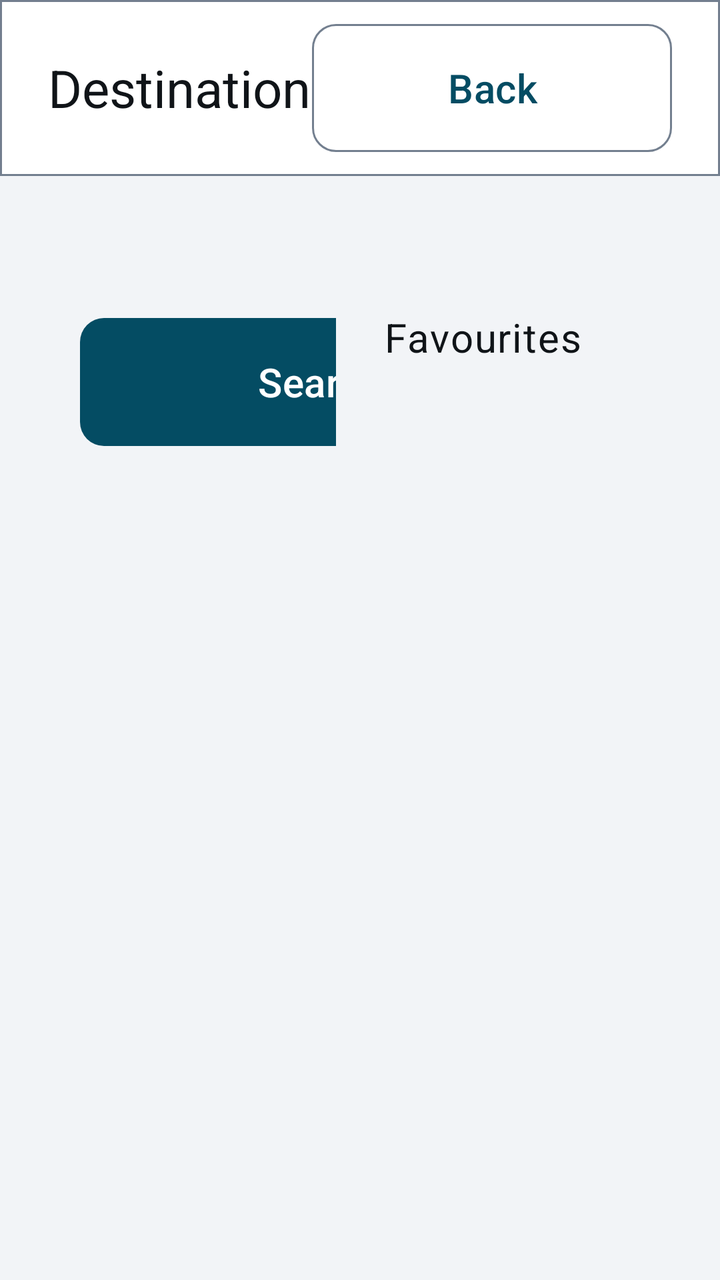
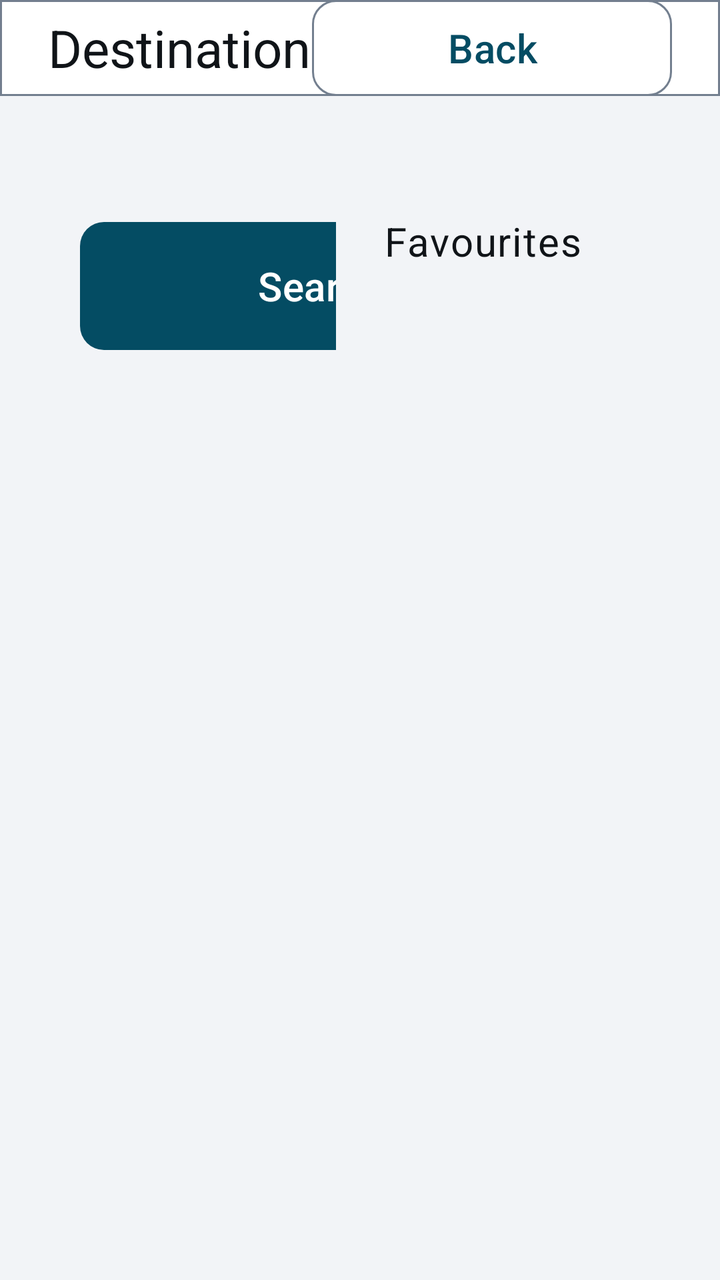

Two renders of the same Android screen: before a commit and after it. Below are the layout's source before the change and the commit's diff.
<!-- AndroidManifest.xml: application theme Theme.EVChargePilot -->
<!-- res/layout/activity_destination.xml -->
<?xml version="1.0" encoding="utf-8"?>
<LinearLayout xmlns:android="http://schemas.android.com/apk/res/android"
    xmlns:app="http://schemas.android.com/apk/res-auto"
    android:layout_width="match_parent"
    android:layout_height="match_parent"
    android:orientation="vertical">

    <LinearLayout
        android:layout_width="match_parent"
        android:layout_height="88dp"
        android:background="@drawable/bg_topbar"
        android:gravity="center_vertical"
        android:orientation="horizontal"
        android:paddingStart="@dimen/spacing_lg"
        android:paddingEnd="@dimen/spacing_lg">

        <TextView
            android:layout_width="0dp"
            android:layout_height="wrap_content"
            android:layout_weight="1"
            android:text="@string/destination_title"
            android:textAppearance="@style/Text.EV.Title" />

        <com.google.android.material.button.MaterialButton
            android:id="@+id/backAction"
            style="@style/Widget.EV.Button.Outlined"
            android:layout_width="180dp"
            android:layout_height="@dimen/touch_target"
            android:text="@string/action_back" />
    </LinearLayout>

    <TextView
        android:id="@+id/destinationStatus"
        android:layout_width="match_parent"
        android:layout_height="wrap_content"
        android:accessibilityLiveRegion="polite"
        android:paddingStart="@dimen/spacing_lg"
        android:paddingTop="@dimen/spacing_md"
        android:paddingEnd="@dimen/spacing_lg"
        android:textAppearance="@style/Text.EV.Body" />

    <LinearLayout
        android:layout_width="match_parent"
        android:layout_height="0dp"
        android:layout_weight="1"
        android:orientation="horizontal"
        android:padding="@dimen/spacing_lg">

        
        <LinearLayout
            android:layout_width="0dp"
            android:layout_height="match_parent"
            android:layout_weight="1"
            android:orientation="vertical">

            <LinearLayout
                android:layout_width="match_parent"
                android:layout_height="wrap_content"
                android:orientation="horizontal">

                <com.google.android.material.textfield.TextInputLayout
                    android:id="@+id/destinationLayout"
                    style="@style/Widget.Material3.TextInputLayout.OutlinedBox"
                    android:layout_width="0dp"
                    android:layout_height="wrap_content"
                    android:layout_weight="1"
                    android:hint="@string/charge_stop_hint_destination"
                    app:helperText="@string/charge_stop_helper_destination"
                    app:helperTextTextAppearance="@style/Text.EV.Secondary">

                    <com.google.android.material.textfield.TextInputEditText
                        android:id="@+id/destinationInput"
                        android:layout_width="match_parent"
                        android:layout_height="wrap_content"
                        android:imeOptions="actionSearch"
                        android:inputType="text"
                        android:singleLine="true"
                        android:textSize="@dimen/text_body" />
                </com.google.android.material.textfield.TextInputLayout>

                <com.google.android.material.button.MaterialButton
                    android:id="@+id/searchAction"
                    style="@style/Widget.EVChargePilot.Button"
                    android:layout_width="240dp"
                    android:layout_height="@dimen/touch_target"
                    android:layout_marginStart="@dimen/spacing_md"
                    android:text="@string/charge_stop_action_search" />
            </LinearLayout>

            <ScrollView
                android:layout_width="match_parent"
                android:layout_height="0dp"
                android:layout_weight="1"
                android:layout_marginTop="@dimen/spacing_md">

                <LinearLayout
                    android:id="@+id/destinationResults"
                    android:layout_width="match_parent"
                    android:layout_height="wrap_content"
                    android:orientation="vertical" />
            </ScrollView>
        </LinearLayout>

        
        <LinearLayout
            android:layout_width="0dp"
            android:layout_height="match_parent"
            android:layout_weight="1"
            android:layout_marginStart="@dimen/spacing_lg"
            android:orientation="vertical">

            <TextView
                android:layout_width="match_parent"
                android:layout_height="wrap_content"
                android:text="@string/charge_stop_favorites_title"
                android:textAppearance="@style/Text.EV.Body" />

            <TextView
                android:id="@+id/destinationFavoritesHint"
                android:layout_width="match_parent"
                android:layout_height="wrap_content"
                android:layout_marginTop="@dimen/spacing_xs"
                android:textAppearance="@style/Text.EV.Secondary" />

            <ScrollView
                android:layout_width="match_parent"
                android:layout_height="0dp"
                android:layout_weight="1"
                android:layout_marginTop="@dimen/spacing_md">

                <LinearLayout
                    android:id="@+id/destinationFavorites"
                    android:layout_width="match_parent"
                    android:layout_height="wrap_content"
                    android:orientation="vertical" />
            </ScrollView>
        </LinearLayout>
    </LinearLayout>
</LinearLayout>
<!-- resources referenced by this layout -->
<resources>
  <dimen name="spacing_lg">24dp</dimen>
  <dimen name="spacing_md">16dp</dimen>
  <dimen name="spacing_xs">4dp</dimen>
  <dimen name="text_body">20sp</dimen>
  <dimen name="touch_target">72dp</dimen>
  <!-- drawable bg_topbar (drawable) -->
  <?xml version="1.0" encoding="utf-8"?>
  <shape xmlns:android="http://schemas.android.com/apk/res/android" android:shape="rectangle">
      <solid android:color="@color/ev_surface" />
      <stroke android:width="1dp" android:color="@color/ev_outline" />
  </shape>
  <string name="action_back">Back</string>
  <string name="charge_stop_action_search">Search</string>
  <string name="charge_stop_favorites_title">Favourites</string>
  <string name="charge_stop_helper_destination">Suggestions appear as you pause typing. Nothing but the place and the car’s position leaves the car.</string>
  <string name="charge_stop_hint_destination">Where are you going?</string>
  <string name="destination_title">Destination</string>
  <style name="Text.EV.Body" parent="TextAppearance.Material3.BodyLarge">
          <item name="android:textSize">@dimen/text_body</item>
          <item name="android:textColor">@color/ev_text_primary</item>
      </style>
  <style name="Text.EV.Secondary" parent="TextAppearance.Material3.BodyMedium">
          <item name="android:textSize">@dimen/text_secondary</item>
          <item name="android:textColor">@color/ev_text_secondary</item>
      </style>
  <style name="Text.EV.Title" parent="TextAppearance.Material3.TitleLarge">
          <item name="android:textSize">@dimen/text_title</item>
          <item name="android:textColor">@color/ev_text_primary</item>
      </style>
  <style name="Widget.EVChargePilot.Button" parent="Widget.EV.Button">
          <item name="android:textColor">@color/ev_button_text</item>
          <item name="backgroundTint">@color/ev_button_fill</item>
      </style>
  <color name="ev_surface">#FFFFFFFF</color>
  <color name="ev_outline">#FF737F8F</color>
  <color name="ev_text_primary">#FF101418</color>
  <dimen name="text_secondary">17sp</dimen>
  <color name="ev_text_secondary">#FF414B55</color>
  <dimen name="text_title">26sp</dimen>
  <style name="ShapeAppearanceOverlay.EV.Button" parent="">
          <item name="cornerSize">@dimen/ev_corner</item>
      </style>
  <color name="ev_accent">#FF044C63</color>
  <color name="ev_on_accent">#FFFFFFFF</color>
  <color name="ev_surface_raised">#FFE4E8ED</color>
  <color name="ev_background">#FFF2F4F7</color>
  <color name="ev_error">#FF8F0F18</color>
  <style name="ThemeOverlay.EVChargePilot.Dialog" parent="ThemeOverlay.EV.Dialog">
          <item name="materialAlertDialogTitleTextStyle">@style/EVChargePilot.Dialog.Title</item>
          <item name="materialAlertDialogBodyTextStyle">@style/EVChargePilot.Dialog.Body</item>
      </style>
  <dimen name="ev_corner">12dp</dimen>
  <style name="EVChargePilot.Dialog.Title" parent="MaterialAlertDialog.Material3.Title.Text">
          <item name="android:textSize">@dimen/text_title</item>
          <item name="android:textColor">@color/ev_text_primary</item>
      </style>
  <style name="EVChargePilot.Dialog.Body" parent="MaterialAlertDialog.Material3.Body.Text">
          <item name="android:textSize">@dimen/text_secondary</item>
          <item name="android:textColor">@color/ev_text_primary</item>
          <item name="android:lineSpacingMultiplier">1.2</item>
      </style>
  <style name="Widget.EV.DialogButton" parent="Widget.Material3.Button.TextButton.Dialog">
          <item name="shapeAppearanceOverlay">@style/ShapeAppearanceOverlay.EV.Button</item>
          <item name="android:minHeight">@dimen/touch_target</item>
          <item name="android:minWidth">140dp</item>
          <item name="android:textSize">@dimen/text_body</item>
      </style>
  <!-- unchanged entries left out for length: 4 -->
</resources>

<!-- the commit's change to res/layout/activity_destination.xml (unified diff, before → after) -->
@@ -7,7 +7,7 @@
 
     <LinearLayout
         android:layout_width="match_parent"
-        android:layout_height="88dp"
+        android:layout_height="@dimen/chargepilot_bar_height"
         android:background="@drawable/bg_topbar"
         android:gravity="center_vertical"
         android:orientation="horizontal"
@@ -25,7 +25,9 @@
             android:id="@+id/backAction"
             style="@style/Widget.EV.Button.Outlined"
             android:layout_width="180dp"
-            android:layout_height="@dimen/touch_target"
+            android:layout_height="match_parent"
+            android:insetTop="0dp"
+            android:insetBottom="0dp"
             android:text="@string/action_back" />
     </LinearLayout>
 
@@ -35,7 +37,7 @@
         android:layout_height="wrap_content"
         android:accessibilityLiveRegion="polite"
         android:paddingStart="@dimen/spacing_lg"
-        android:paddingTop="@dimen/spacing_md"
+        android:paddingTop="@dimen/chargepilot_bar_gap"
         android:paddingEnd="@dimen/spacing_lg"
         android:textAppearance="@style/Text.EV.Body" />
 
<!-- resource entries referenced after the edit -->
@@ -1,5 +1,7 @@
 <!-- resources referenced by this layout -->
 <resources>
+  <dimen name="chargepilot_bar_gap">@dimen/spacing_sm</dimen>
+  <dimen name="chargepilot_bar_height">48dp</dimen>
   <dimen name="spacing_lg">24dp</dimen>
   <dimen name="spacing_md">16dp</dimen>
   <dimen name="spacing_xs">4dp</dimen>
@@ -33,6 +35,7 @@
           <item name="android:textColor">@color/ev_button_text</item>
           <item name="backgroundTint">@color/ev_button_fill</item>
       </style>
+  <dimen name="spacing_sm">8dp</dimen>
   <color name="ev_surface">#FFFFFFFF</color>
   <color name="ev_outline">#FF737F8F</color>
   <color name="ev_text_primary">#FF101418</color>
